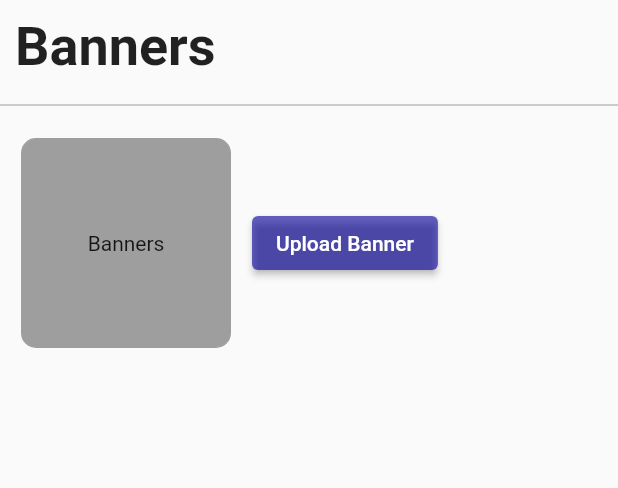
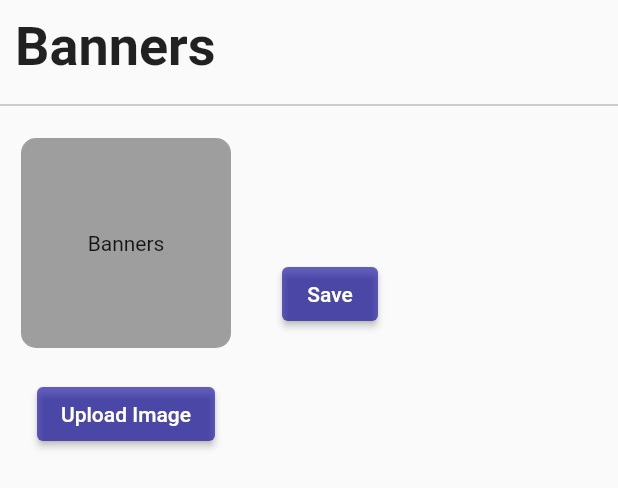
Before and after one commit to tdskrn/adm_panel, a Flutter app: the UploadBannersScreen widget shown alone on an empty page, opened directly, on a phone screen of 412 x 824 dp. Shown: the top 488 px of the screen. Run offline on Flutter 3.47's test engine with Material 2 defaults, Android fonts, the phone set to English and light mode, and no system bars; missing offline and left inert: flutter_admin_scaffold.

Commit message:
elevated button finish

```diff
--- a/lib/views/screens/side_bar_screen/upload_banners_screen.dart
+++ b/lib/views/screens/side_bar_screen/upload_banners_screen.dart
@@ -1,3 +1,4 @@
+import 'package:adm_panel/utils/colors/colors_marques.dart';
 import 'package:flutter/material.dart';
 
 class UploadBannersScreen extends StatelessWidget {
@@ -26,7 +27,9 @@ class UploadBannersScreen extends StatelessWidget {
             children: [
               Padding(
                 padding: const EdgeInsets.all(14.0),
-                child: Container(
+                child: Column(
+                  children: [
+                    Container(
                       height: 140,
                       width: 140,
                       decoration: BoxDecoration(
@@ -38,8 +41,38 @@ class UploadBannersScreen extends StatelessWidget {
                         child: Text("Banners"),
                       ),
                     ),
+                    SizedBox(
+                      height: 20,
                     ),
-              ElevatedButton(onPressed: () {}, child: Text("Upload Banner"))
+                    ElevatedButton(
+                      style: ElevatedButton.styleFrom(
+                          foregroundColor: ColorsMarques.blueMarques),
+                      onPressed: () {},
+                      child: Text(
+                        "Upload Image",
+                        style: TextStyle(
+                          color: Colors.white,
+                        ),
+                      ),
+                    ),
+                  ],
+                ),
+              ),
+              SizedBox(
+                width: 20,
+              ),
+              ElevatedButton(
+                style: ElevatedButton.styleFrom(
+                  foregroundColor: ColorsMarques.blueMarques,
+                ),
+                onPressed: () {},
+                child: Text(
+                  "Save",
+                  style: TextStyle(
+                    color: Colors.white,
+                  ),
+                ),
+              ),
             ],
           ),
         ],
```
Lines whose indentation alone changed are shown as unchanged.
